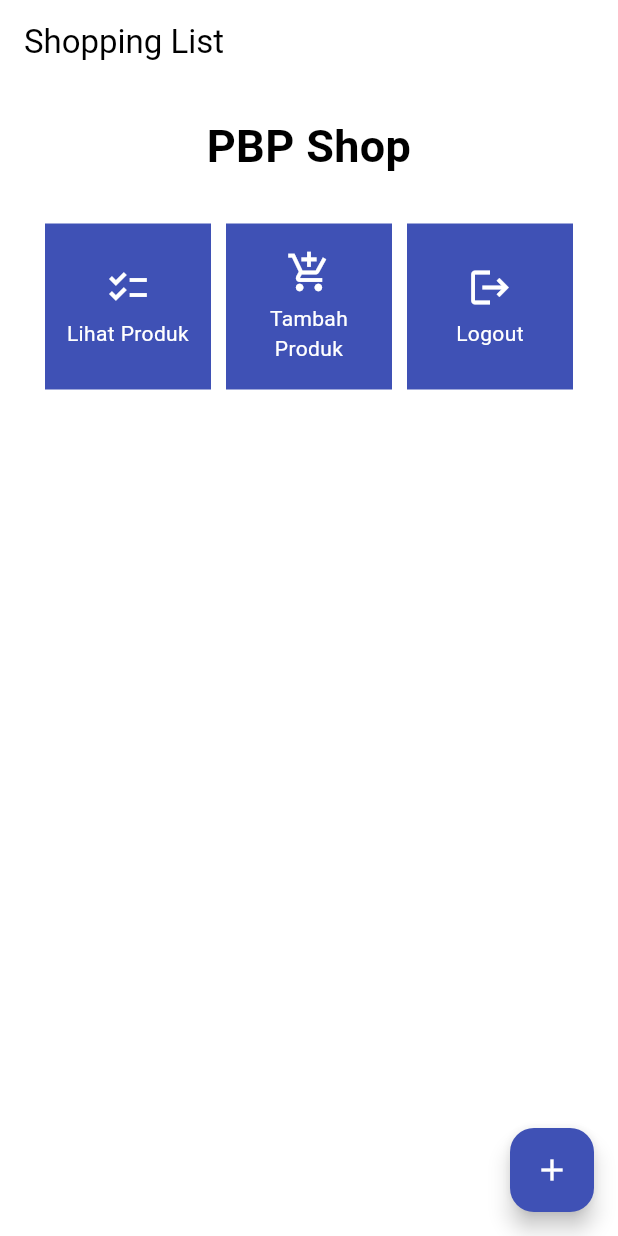
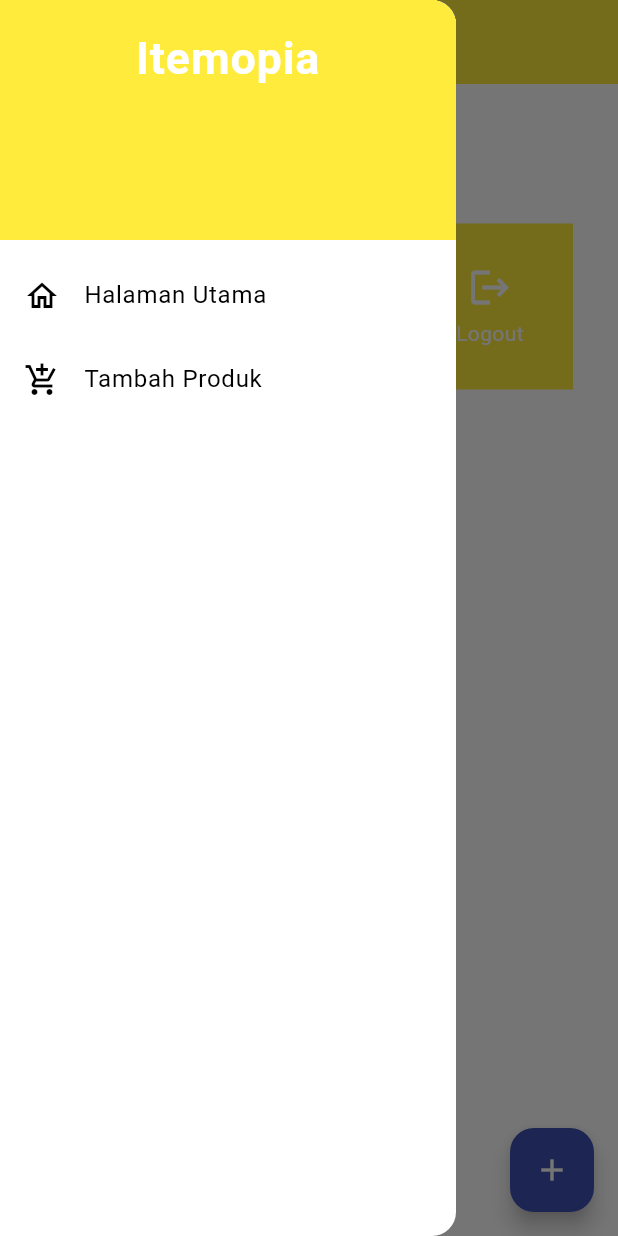
Before and after one commit to lizidelyx/itemopia_mobile, a Flutter app: the screen it shows after launch, with the side drawer open (before the commit the screen has no drawer), on a phone screen of 412 x 824 dp. Run offline on Flutter 3.47's test engine with Material 2 defaults, Android fonts, the phone set to English and light mode, and no system bars.

Commit message:
Tugas 8 hampis selesai

```diff
--- /dev/null
+++ b/itemopia/lib/left_drawer.dart
@@ -0,0 +1,60 @@
+import 'package:flutter/material.dart';
+import 'package:itemopia/menu.dart';
+import 'package:itemopia/itemopia_form.dart';
+
+class LeftDrawer extends StatelessWidget {
+  const LeftDrawer({Key? key});
+
+  @override
+  Widget build(BuildContext context) {
+    return Drawer(
+      child: ListView(
+        children: [
+          DrawerHeader(
+            decoration: BoxDecoration(
+              color: Colors.yellow,
+            ),
+            child: Column(
+              children: [
+                Text(
+                  'Itemopia',
+                  textAlign: TextAlign.center, // Memindahkan textAlign ke sini
+                  style: TextStyle(
+                    fontSize: 30,
+                    fontWeight: FontWeight.bold,
+                    color: Colors.white,
+                  ),
+                ),
+                SizedBox(height: 10),
+              ],
+            ),
+          ),
+          ListTile(
+            leading: Icon(Icons.home_outlined),
+            title: Text('Halaman Utama'),
+            onTap: () {
+              Navigator.pushReplacement(
+                context,
+                MaterialPageRoute(
+                  builder: (context) => MyHomePage(),
+                ),
+              );
+            },
+          ),
+          ListTile(
+            leading: Icon(Icons.add_shopping_cart),
+            title: Text('Tambah Produk'),
+            onTap: () {
+              Navigator.push(
+                context,
+                MaterialPageRoute(
+                  builder: (context) => ShopFormPage(),
+                ),
+              );
+            },
+          ),
+        ],
+      ),
+    );
+  }
+}
--- a/itemopia/lib/main.dart
+++ b/itemopia/lib/main.dart
@@ -11,7 +11,7 @@
   @override
   Widget build(BuildContext context) {
     return MaterialApp(
-      title: 'Flutter Demo',
+      title: 'Itemopia',
       theme: ThemeData(
         colorScheme: ColorScheme.fromSwatch(primarySwatch: Colors.indigo),
         // Tambahkan warna yang sesuai dengan kebutuhan Anda, misalnya primarySwatch.
--- a/itemopia/lib/menu.dart
+++ b/itemopia/lib/menu.dart
@@ -1,4 +1,5 @@
 import 'package:flutter/material.dart';
+import 'package:itemopia/left_drawer.dart';
 
 class ShopItem {
   final String name;
@@ -17,6 +18,8 @@
 class _MyHomePageState extends State<MyHomePage> {
   int _counter = 0;
 
+  int get counter => _counter; // Metode getter
+
   void _incrementCounter() {
     setState(() {
       _counter++;
@@ -33,15 +36,21 @@
   Widget build(BuildContext context) {
     return Scaffold(
       appBar: AppBar(
-        title: const Text('Shopping List'),
+        title: Text(
+          'Itemopia',
+        ),
+        backgroundColor: Colors.yellow,
+        foregroundColor: Colors.white,
       ),
+      drawer: LeftDrawer(), // Menghapus const pada LeftDrawer()
+
       body: SingleChildScrollView(
         child: Padding(
           padding: const EdgeInsets.all(10.0),
           child: Column(
             children: <Widget>[
-              const Padding(
-                padding: EdgeInsets.only(top: 10.0, bottom: 10.0),
+              Padding(
+                padding: const EdgeInsets.only(top: 10.0, bottom: 10.0),
                 child: Text(
                   'PBP Shop',
                   textAlign: TextAlign.center,
@@ -69,7 +78,7 @@
       floatingActionButton: FloatingActionButton(
         onPressed: _incrementCounter,
         tooltip: 'Increment',
-        child: const Icon(Icons.add),
+        child: Icon(Icons.add),
       ),
     );
   }
@@ -83,7 +92,7 @@
   @override
   Widget build(BuildContext context) {
     return Material(
-      color: Colors.indigo,
+      color: Colors.yellow,
       child: InkWell(
         onTap: () {
           ScaffoldMessenger.of(context)
@@ -106,7 +115,7 @@
                 Text(
                   item.name,
                   textAlign: TextAlign.center,
-                  style: const TextStyle(color: Colors.white),
+                  style: TextStyle(color: Colors.white),
                 ),
               ],
             ),
```
Also changed, not shown: itemopia/lib/itemopia_form.dart (added, +160 -0 lines), 2 other files.
